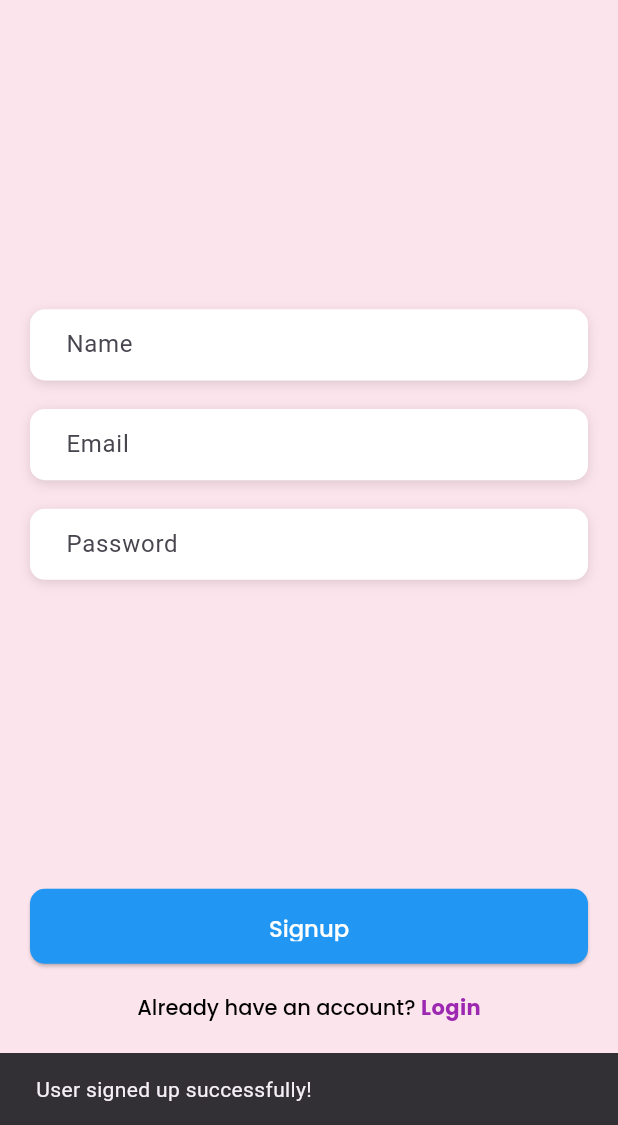
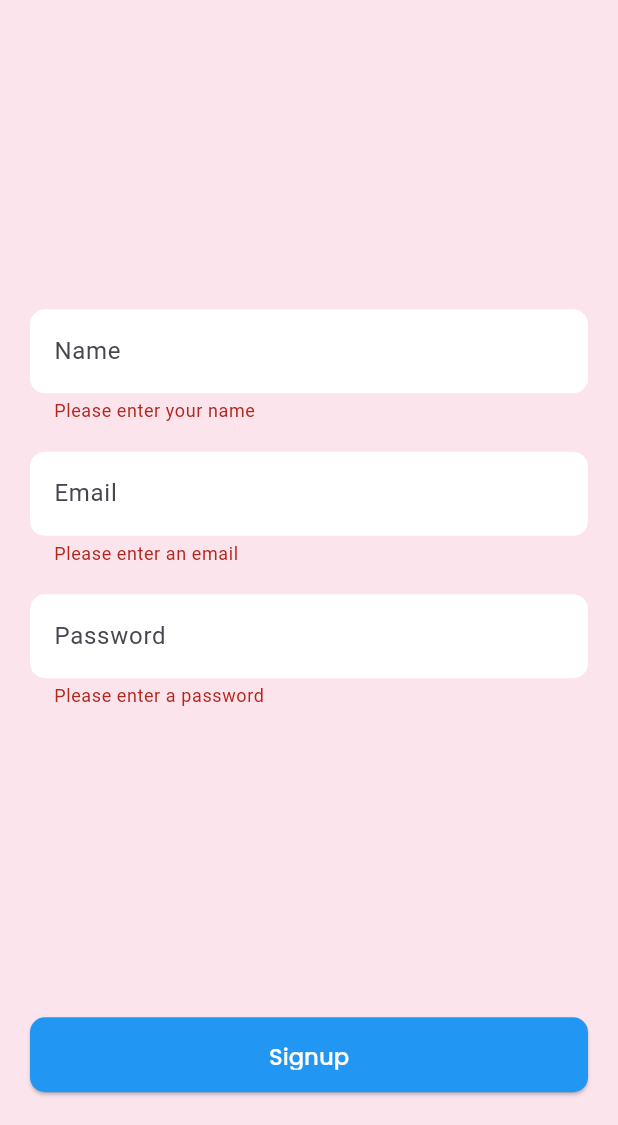
Before and after one commit to mj-stark/pingolearn-interview, a Flutter app: the screen it shows after launch, after a tap on "Signup", on a phone screen of 412 x 824 dp, the part 111-1236 px from its top. Run offline on Flutter 3.47's test engine with Material 3 defaults, Android fonts, the phone set to English and light mode, and no system bars; our stand-ins replace cloud_firestore, firebase_auth, firebase_core, firebase_remote_config, flutter_screenutil, google_fonts; accounts and stored records are empty; network calls fail.

```diff
--- a/lib/main.dart
+++ b/lib/main.dart
@@ -6,7 +6,7 @@ import 'package:flutter_application_2/ui/signup.dart';
 void main() async {
   WidgetsFlutterBinding.ensureInitialized();
   await Firebase.initializeApp(
-      options: FirebaseOptions(
+      options: const FirebaseOptions(
     apiKey: 'AIzaSyDp73Ut6sxBZseywtmfrENGEHqJ_n_Q4Ho',
     appId: '1:905821069699:android:13c1a22daf6f8eb6f0d6b6',
     messagingSenderId: '905821069699',
@@ -22,7 +22,7 @@ class MyApp extends StatelessWidget {
       designSize: const Size(412, 868),
       minTextAdapt: true,
       splitScreenMode: true,
-      builder: (context, _) => MaterialApp(
+      builder: (context, _) => const MaterialApp(
         title: 'My App',
         home: SignupPage(),
       ),
--- a/lib/respo/commentservice.dart
+++ b/lib/respo/commentservice.dart
@@ -21,7 +21,6 @@ class ApiService {
           comment.email = _maskEmail(comment.email);
         }
       }
-
       return comments;
     } else {
       throw Exception('Failed to load comments');
@@ -36,7 +35,7 @@ class ApiService {
       // Get boolean value from remote config
       return FirebaseRemoteConfig.instance.getBool('mask_email');
     } catch (e) {
-      print('Error fetching Remote Config: $e');
+
       return false; // Default to false if there's an error
     }
   }
--- a/lib/respo/signupservice.dart
+++ b/lib/respo/signupservice.dart
@@ -1,4 +1,3 @@
-
 import 'package:cloud_firestore/cloud_firestore.dart';
 
 class SignupService {
--- a/lib/ui/HomePage.dart
+++ b/lib/ui/HomePage.dart
@@ -40,14 +40,17 @@ class _HomepageState extends State<Homepage> {
   Widget build(BuildContext context) {
     return Scaffold(
       appBar: AppBar(
-        title: Text('Comments',style: GoogleFonts.poppins(
+        title: Text(
+          'Comments',
+          style: GoogleFonts.poppins(
             fontWeight: FontWeight.w500,
             color: Colors.white,
-                              ),),
+          ),
+        ),
         backgroundColor: Colors.blue,
       ),
       body: isLoading
-          ? Center(child: CircularProgressIndicator())
+          ? const Center(child: CircularProgressIndicator())
           : Padding(
               padding: const EdgeInsets.all(10.0),
               child: ListView.builder(
@@ -55,6 +58,7 @@ class _HomepageState extends State<Homepage> {
                 itemBuilder: (context, index) {
                   final comment = comments[index];
                   return Card(
+                    color: Colors.lightBlueAccent,
                     margin: const EdgeInsets.symmetric(vertical: 10.0),
                     child: Padding(
                       padding: const EdgeInsets.all(10.0),
@@ -73,28 +77,22 @@ class _HomepageState extends State<Homepage> {
                             child: Column(
                               crossAxisAlignment: CrossAxisAlignment.start,
                               children: [
-                                Text(
-                                  'Name: ${comment.name}',
+                                Text('Name: ${comment.name}',
                                     style: GoogleFonts.poppins(
                                       fontSize: 16.sp,
                                       fontWeight: FontWeight.bold,
-                              )
-                                ),
+                                    )),
                                 SizedBox(height: 5.h),
-                                Text(
-                                  'Email: ${comment.email}',
+                                Text('Email: ${comment.email}',
                                     style: GoogleFonts.poppins(
                                       fontSize: 14.sp,
                                       color: Colors.grey[600],
-                              )
-                                ),
+                                    )),
                                 SizedBox(height: 10.h),
-                                Text(
-                                  comment.body,
+                                Text(comment.body,
                                     style: GoogleFonts.poppins(
                                       fontSize: 14.sp,
-                              )
-                                ),
+                                    )),
                               ],
                             ),
                           ),
--- a/lib/ui/Login.dart
+++ b/lib/ui/Login.dart
@@ -7,7 +7,7 @@ import 'package:flutter_application_2/ui/HomePage.dart';
 import 'package:google_fonts/google_fonts.dart';
 
 class LoginPage extends StatefulWidget {
-  const LoginPage({Key? key}) : super(key: key);
+  const LoginPage({super.key});
 
   @override
   State<LoginPage> createState() => _LoginPageState();
@@ -49,11 +49,14 @@ class _LoginPageState extends State<LoginPage> {
                   TextFormField(
                     controller: _emailController,
                     decoration: InputDecoration(
+                      filled: true,            // Enable the fill color
+                      fillColor: Colors.white,
+                      hintText: 'Email',
+                      floatingLabelBehavior: FloatingLabelBehavior.never,
                       border: OutlineInputBorder(
                         borderSide: BorderSide.none,
                         borderRadius: BorderRadius.circular(10.0),
                       ),
-                      labelText: 'Email',
                     ),
                     keyboardType: TextInputType.emailAddress,
                     validator: (value) {
@@ -70,11 +73,16 @@ class _LoginPageState extends State<LoginPage> {
                   TextFormField(
                     controller: _passwordController,
                     decoration: InputDecoration(
-                      labelText: 'Password',
+
+                      alignLabelWithHint: true,
+                      filled: true,
+                      hintText: 'Password',
+                      fillColor: Colors.white,  // Set the fill color to white
                       border: OutlineInputBorder(
                         borderSide: BorderSide.none,
                         borderRadius: BorderRadius.circular(10.0),
                       ),
+                      floatingLabelBehavior: FloatingLabelBehavior.never
                     ),
                     obscureText: true,
                     validator: (value) {
@@ -87,21 +95,19 @@ class _LoginPageState extends State<LoginPage> {
                   SizedBox(height: MediaQuery.of(context).size.height * 0.33),
                   SizedBox(
                     width: double.infinity,
-                    height: 50.h,
+                    height: 53.h,
                     child: ElevatedButton(
                       onPressed: () async {
-                        // Validate the form
                         if (_formKey.currentState!.validate()) {
-                          // If valid, retrieve input values
+
                           final String email = _emailController.text;
                           final String password = _passwordController.text;
 
-                          // Call AuthService to sign in the user
                           User? user = await _authService.signInWithEmailAndPassword(email, password);
 
                           if (user != null) {
                             ScaffoldMessenger.of(context).showSnackBar(
-                              const SnackBar(content: const Text('Login successful!')),
+                              const SnackBar(content: Text('Login successful!')),
                             );
                             Navigator.push(
                               context,
--- a/lib/ui/signup.dart
+++ b/lib/ui/signup.dart
@@ -12,11 +12,12 @@ class SignupPage extends StatefulWidget {
 }
 
 class _SignupPageState extends State<SignupPage> {
-  // Create TextEditingControllers to retrieve the input
   final TextEditingController _nameController = TextEditingController();
   final TextEditingController _emailController = TextEditingController();
   final TextEditingController _passwordController = TextEditingController();
   final SignupService _signupService = SignupService();
+
+  final _formKey = GlobalKey<FormState>();
 
   @override
   Widget build(BuildContext context) {
@@ -26,6 +27,8 @@ class _SignupPageState extends State<SignupPage> {
         child: SingleChildScrollView(
           child: Padding(
             padding: const EdgeInsets.symmetric(horizontal: 20.0),
+            child: Form(
+              key: _formKey,
               child: Column(
                 mainAxisAlignment: MainAxisAlignment.start,
                 crossAxisAlignment: CrossAxisAlignment.stretch,
@@ -41,88 +44,79 @@ class _SignupPageState extends State<SignupPage> {
                     textAlign: TextAlign.start,
                   ),
                   SizedBox(height: MediaQuery.of(context).size.height * 0.25),
-                Container(
-              height: 50.h,
-              padding: EdgeInsets.all(8.0),
-              decoration: BoxDecoration(
-                color: Colors.white, // Background color of the container
-                borderRadius: BorderRadius.circular(10.0), // Rounded corners
-                boxShadow: [
-                  BoxShadow(
-                    color: Colors.black12,
-                    blurRadius: 6.0,
-                    offset: Offset(0, 2),
-                  ),
-                ],
-              ),
-              child: TextField(
+                  TextFormField(
                     controller: _nameController,
                     decoration: InputDecoration(
-                  labelText: 'Name',
+                      floatingLabelBehavior: FloatingLabelBehavior.never,
+                      filled: true,            // Enable the fill color
+                      fillColor: Colors.white,
+                      hintText: 'Name',
+
                       border: OutlineInputBorder(
                         borderSide: BorderSide.none, // No border
-                    borderRadius: BorderRadius.circular(
-                        10.0), // Rounded corners for the border
+                        borderRadius:
+                            BorderRadius.circular(10.0), // Rounded corners
                       ),
                     ),
+                    validator: (value) {
+                      if (value == null || value.isEmpty) {
+                        return 'Please enter your name';
+                      }
+                      return null;
+                    },
+                  ),
+                  SizedBox(height: 20.h),
+                  TextFormField(
 
+                    controller: _emailController,
+                    decoration: InputDecoration(
+                      floatingLabelBehavior: FloatingLabelBehavior.never,
+                      filled: true,            // Enable the fill color
+                      fillColor: Colors.white,
+                      hintText: 'Email',
+
+                      border: OutlineInputBorder(
+                        borderSide: BorderSide.none, // No border
+                        borderRadius:
+                            BorderRadius.circular(10.0), // Rounded corners
                       ),
                     ),
+                    keyboardType: TextInputType.emailAddress,
+                    validator: (value) {
+                      if (value == null || value.isEmpty) {
+                        return 'Please enter an email';
+                      }
+                      if (!isValidEmail(value)) {
+                        return 'Please enter a valid email';
+                      }
+                      return null;
+                    },
+                  ),
                   SizedBox(height: 20.h),
-            Container(
-              height: 50.h,
-              padding: EdgeInsets.all(8.0),
-              decoration: BoxDecoration(
-                color: Colors.white, // Background color of the container
-                borderRadius: BorderRadius.circular(10.0), // Rounded corners
-                boxShadow: [
-                  BoxShadow(
-                    color: Colors.black12,
-                    blurRadius: 6.0,
-                    offset: Offset(0, 2),
-                  ),
-                ],
-              ),
-              child: TextField(
-                controller: _emailController,
+                  TextFormField(
+                    controller: _passwordController,
                     decoration: InputDecoration(
+                      floatingLabelBehavior: FloatingLabelBehavior.never,
+                      filled: true,            // Enable the fill color
+                      fillColor: Colors.white,
+                      hintText: 'Password',
+
                       border: OutlineInputBorder(
                         borderSide: BorderSide.none, // No border
-                    borderRadius: BorderRadius.circular(
-                        10.0), // Rounded corners for the border
-                  ),
-                  labelText: 'Email',
-                ),
-                keyboardType: TextInputType.emailAddress,
-              ),
-            ),
-            SizedBox(height: 20.h),
-            Container(
-              height: 50.h,
-              padding: EdgeInsets.all(8.0),
-              decoration: BoxDecoration(
-                color: Colors.white, // Background color of the container
-                borderRadius: BorderRadius.circular(10.0), // Rounded corners
-                boxShadow: [
-                  BoxShadow(
-                    color: Colors.black12,
-                    blurRadius: 6.0,
-                    offset: Offset(0, 2),
-                  ),
-                ],
-              ),
-              child: TextField(
-                controller: _passwordController,
-                decoration: InputDecoration(
-                  labelText: 'Password',
-                  border: OutlineInputBorder(
-                    borderSide: BorderSide.none, // No border
-                    borderRadius: BorderRadius.circular(
-                        10.0), // Rounded corners for the border
+                        borderRadius:
+                            BorderRadius.circular(10.0), // Rounded corners
                       ),
                     ),
                     obscureText: true,
-              ),
+                    validator: (value) {
+                      if (value == null || value.isEmpty) {
+                        return 'Please enter a password';
+                      }
+                      if (value.length < 6) {
+                        return 'Password must be at least 6 characters';
+                      }
+                      return null;
+                    },
                   ),
                   SizedBox(height: MediaQuery.of(context).size.height * 0.25),
                   SizedBox(
@@ -130,33 +124,36 @@ class _SignupPageState extends State<SignupPage> {
                     height: 50,
                     child: ElevatedButton(
                       onPressed: () async {
-                      // Retrieve input values
+                        // Validate the form
+                        if (_formKey.currentState!.validate()) {
+                          // If valid, retrieve input values
                           final String name = _nameController.text;
                           final String email = _emailController.text;
                           final String password = _passwordController.text;
-
-                      // Call FirestoreService to add the user
                           await _signupService.addUser(name, email, password);
-
-                      // Optional: Display a success message or navigate to another page
                           ScaffoldMessenger.of(context).showSnackBar(
-                        SnackBar(content: Text('User signed up successfully!')),
+                            const SnackBar(
+                                content: Text('User signed up successfully!')),
                           );
+                        }
                       },
                       style: ElevatedButton.styleFrom(
                         backgroundColor: Colors.blue,
                         foregroundColor: Colors.white,
-                      padding: EdgeInsets.symmetric(vertical: 15),
+                        padding: const EdgeInsets.symmetric(vertical: 15),
                         textStyle: TextStyle(fontSize: 16.sp),
                         shape: RoundedRectangleBorder(
-                        borderRadius:
-                            BorderRadius.circular(10), // Adjust radius as needed
+                          borderRadius: BorderRadius.circular(
+                              10), // Adjust radius as needed
                         ),
                       ),
-                    child: Text('Signup',style: GoogleFonts.poppins(
+                      child: Text(
+                        'Signup',
+                        style: GoogleFonts.poppins(
                           fontWeight: FontWeight.w500,
                           color: Colors.white,
-                      ),),
+                        ),
+                      ),
                     ),
                   ),
                   SizedBox(height: 20.h),
@@ -195,6 +192,12 @@ class _SignupPageState extends State<SignupPage> {
             ),
           ),
         ),
+      ),
     );
   }
+
+  bool isValidEmail(String email) {
+    // Basic email validation
+    return RegExp(r'^[\w-\.]+@([\w-]+\.)+[\w-]{2,4}$').hasMatch(email);
   }
+}
--- a/pubspec.yaml
+++ b/pubspec.yaml
@@ -14,6 +14,8 @@ dependencies:
   firebase_auth: ^5.1.1
   cloud_firestore: ^5.0.2
   firebase_remote_config: ^5.0.2
+  http: ^1.2.1
+  firebase_core: ^3.1.1
 
 dev_dependencies:
   flutter_test:
```
Also changed, not shown: pubspec.lock. Lines whose indentation alone changed are shown as unchanged.
